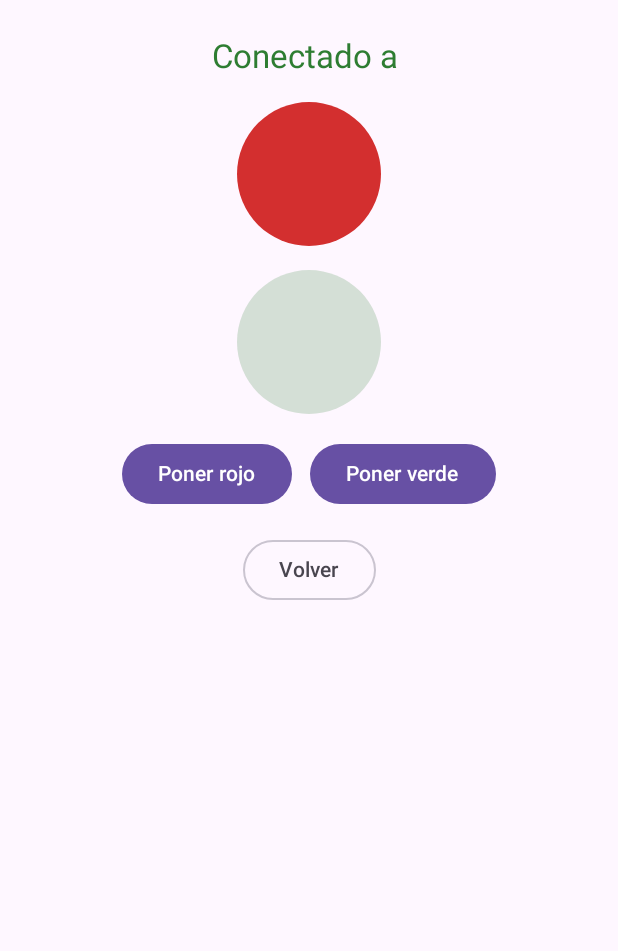
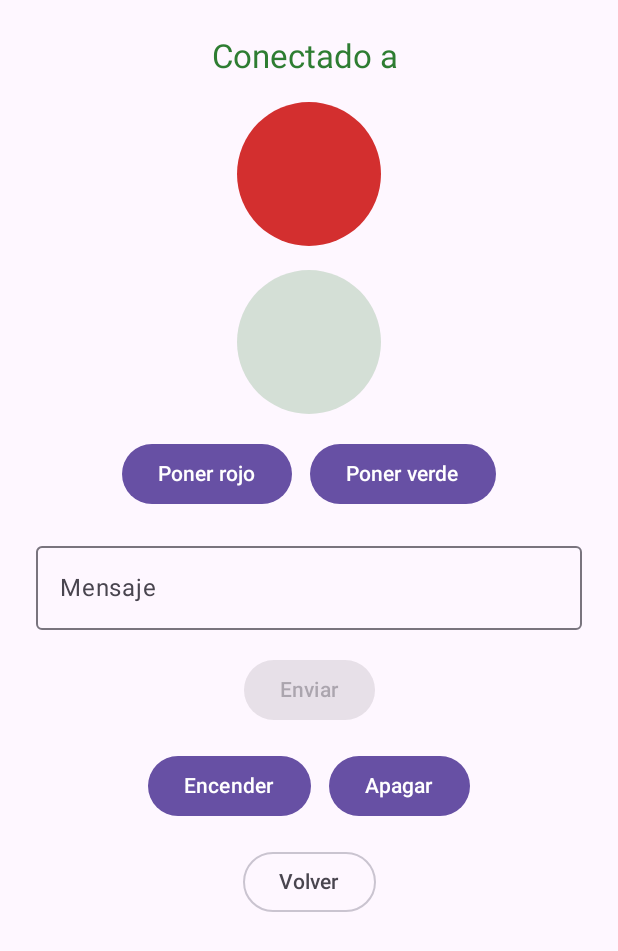
Before and after one commit to Roadixito23/SemaforoWifi, an Android app built with Jetpack Compose: the composable ControlScreen called with empty values, on a phone screen of 412 x 824 dp. Shown: the top 951 px of the screen. Run offline under Robolectric (Android 15) with nearby library versions, the phone set to English and light mode, and no system bars.

Commit message:
Agrega rutas /mensaje y /led y controles de mensaje y LED en la app
Co-Authored-By: Claude Sonnet 5.5 <noreply@anthropic.com>
Claude-Session: https://claude.ai/code/session_01BRAS5k7rkfh1j9TtVET77P

```diff
--- a/app/src/main/java/com/mauricio/semaforowifi/ControlScreen.kt
+++ b/app/src/main/java/com/mauricio/semaforowifi/ControlScreen.kt
@@ -6,12 +6,14 @@ import androidx.compose.foundation.layout.Box
 import androidx.compose.foundation.layout.Column
 import androidx.compose.foundation.layout.Row
 import androidx.compose.foundation.layout.fillMaxSize
+import androidx.compose.foundation.layout.fillMaxWidth
 import androidx.compose.foundation.layout.padding
 import androidx.compose.foundation.layout.size
 import androidx.compose.foundation.shape.CircleShape
 import androidx.compose.material3.Button
 import androidx.compose.material3.MaterialTheme
 import androidx.compose.material3.OutlinedButton
+import androidx.compose.material3.OutlinedTextField
 import androidx.compose.material3.Text
 import androidx.compose.runtime.Composable
 import androidx.compose.runtime.LaunchedEffect
@@ -27,6 +29,7 @@ import androidx.compose.ui.graphics.Color
 import androidx.compose.ui.unit.dp
 import kotlinx.coroutines.delay
 import kotlinx.coroutines.launch
+import java.net.URLEncoder
 
 private val Rojo = Color(0xFFD32F2F)
 private val Verde = Color(0xFF2E7D32)
@@ -37,7 +40,18 @@ fun ControlScreen(ip: String, onDisconnect: () -> Unit) {
     var verde by remember { mutableStateOf(false) }
     var aviso by remember { mutableStateOf<String?>(null) }
     var fallos by remember { mutableIntStateOf(0) }
+    var mensaje by remember { mutableStateOf("") }
+    var resultado by remember { mutableStateOf<String?>(null) }
     val scope = rememberCoroutineScope()
+
+    // Envía una ruta que responde JSON ({"ok":1} o {"led":0/1}) y muestra el resultado
+    fun enviarSimple(ruta: String, exito: String) {
+        scope.launch {
+            ArduinoApi.request(ip, ruta)
+                .onSuccess { resultado = "$exito ($it)"; aviso = null }
+                .onFailure { resultado = null; aviso = "No se pudo enviar: ${it.message}" }
+        }
+    }
 
     fun procesar(respuesta: String) {
         when (respuesta) {
@@ -83,6 +97,28 @@ fun ControlScreen(ip: String, onDisconnect: () -> Unit) {
             Button(enabled = connected, onClick = { enviar("/verde") }) { Text("Poner verde") }
         }
 
+        OutlinedTextField(
+            value = mensaje,
+            onValueChange = { mensaje = it },
+            label = { Text("Mensaje") },
+            singleLine = true,
+            modifier = Modifier.fillMaxWidth()
+        )
+        Button(
+            enabled = connected && mensaje.isNotBlank(),
+            onClick = {
+                val texto = URLEncoder.encode(mensaje.trim(), "UTF-8")
+                enviarSimple("/mensaje?texto=$texto", "Mensaje enviado")
+            }
+        ) { Text("Enviar") }
+
+        Row(horizontalArrangement = Arrangement.spacedBy(12.dp)) {
+            Button(enabled = connected, onClick = { enviarSimple("/led?estado=1", "LED encendido") }) { Text("Encender") }
+            Button(enabled = connected, onClick = { enviarSimple("/led?estado=0", "LED apagado") }) { Text("Apagar") }
+        }
+
+        resultado?.let { Text(it, color = Verde) }
+
         aviso?.let { Text(it, color = MaterialTheme.colorScheme.error) }
 
         OutlinedButton(onClick = onDisconnect) { Text("Volver") }
```
Also changed, not shown: 1 other file.
